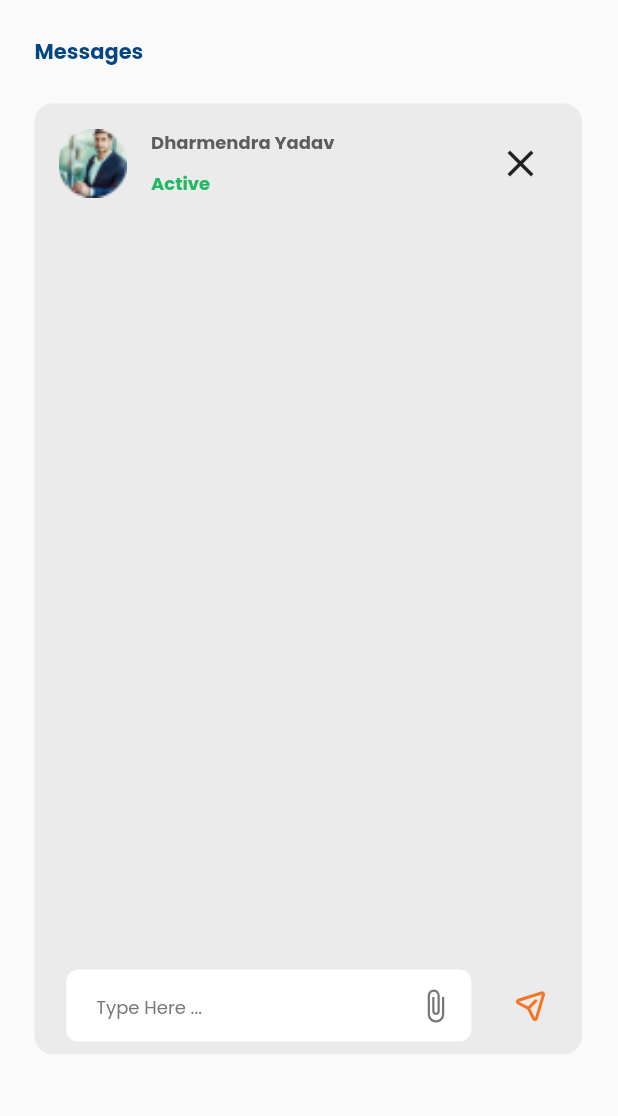
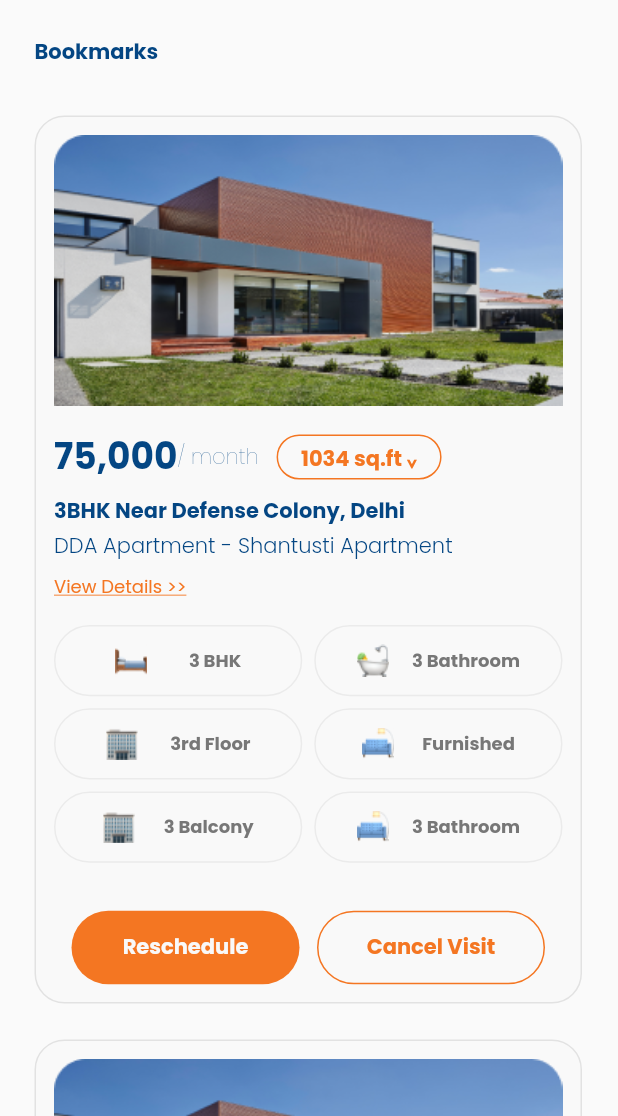
Before and after one commit to Bohemiaking/medecy, a Flutter app: the screen it shows after launch, on a phone screen of 412 x 824 dp, the part 120-1236 px from its top. Run offline on Flutter 3.47's test engine with Material 2 defaults, Android fonts, the phone set to English and light mode, and no system bars; our stand-ins replace flutter_svg, google_fonts.

Commit message:
created - bookmark-page

```diff
--- a/lib/constants/app_assets.dart
+++ b/lib/constants/app_assets.dart
@@ -10,4 +10,9 @@ class AppAssets {
   static const appBrandLogoSVG = "assets/appLogo-brand.svg";
   static const defUserIcon = "assets/images/defUserIcon.png";
   static const sendIcon = "assets/images/Paper_Plane.svg";
+  static const propertyImage = "assets/images/propertyImage.png";
+  static const bedIcon = "assets/images/bedIcon.png";
+  static const buildingIcon = "assets/images/buildingIcon.png";
+  static const bathtubIcon = "assets/images/bathtubIcon.png";
+  static const sofaIcon = "assets/images/sofaIcon.png";
 }
--- a/lib/constants/app_theme.dart
+++ b/lib/constants/app_theme.dart
@@ -11,5 +11,5 @@ textApp() {
 
 textMedium() {
   return const TextStyle(
-      color: Color(0xff777777), fontSize: 12);
+      color: Color(0xff777777), fontSize: 12,);
 }
--- a/lib/main.dart
+++ b/lib/main.dart
@@ -2,6 +2,7 @@ import 'package:flutter/material.dart';
 import 'package:rentaroof_agent/constants/app_constants.dart';
 import 'package:rentaroof_agent/constants/app_routes.dart';
 import 'package:rentaroof_agent/constants/app_theme.dart';
+import 'package:rentaroof_agent/views/bookmark_page.dart';
 import 'package:rentaroof_agent/views/message/chat_page.dart';
 
 void main() {
@@ -18,7 +19,7 @@ class MyApp extends StatelessWidget {
       title: AppConstants.appName,
       theme: appTheme(),
       debugShowCheckedModeBanner: false,
-      home: const ChatPage(),
+      home: const BookMarkPage(),
       routes: appRoutes(context),
     );
   }
--- /dev/null
+++ b/lib/views/base/buttons/app_button.dart
@@ -0,0 +1,50 @@
+// ignore_for_file: prefer_typing_uninitialized_variables, must_be_immutable
+
+import 'package:flutter/material.dart';
+import 'package:rentaroof_agent/constants/app_theme.dart';
+
+class AppButton extends StatelessWidget {
+  double height;
+  double width;
+  final onTap;
+  bool isColorFilled;
+  String txtdata;
+  AppButton(
+      {super.key,
+      required this.height,
+      required this.width,
+      this.onTap,
+      required this.isColorFilled,
+      required this.txtdata});
+
+  @override
+  Widget build(BuildContext context) {
+    return InkWell(
+      onTap: onTap,
+      child: Container(
+        height: height,
+        width: width,
+        decoration: BoxDecoration(
+            borderRadius: BorderRadius.circular(30),
+            color: isColorFilled
+                ? const Color(0xffF47622)
+                : const Color(0xfff9f9f9),
+            border: isColorFilled
+                ? null
+                : Border.all(color: const Color(0xffF47622), width: 1)),
+        child: Padding(
+          padding: const EdgeInsets.all(5.0),
+          child: Center(
+            child: Text(
+              txtdata,
+              style: textApp().copyWith(
+                  color: isColorFilled
+                      ? const Color(0xfff9f9f9)
+                      : const Color(0xffF47622)),
+            ),
+          ),
+        ),
+      ),
+    );
+  }
+}
--- /dev/null
+++ b/lib/views/base/buttons/app_image_button.dart
@@ -0,0 +1,40 @@
+// ignore_for_file: prefer_typing_uninitialized_variables
+
+import 'package:flutter/material.dart';
+import 'package:rentaroof_agent/constants/app_theme.dart';
+
+class ImageButton extends StatelessWidget {
+  final imageAsset;
+  final txtData;
+  final onTap;
+  const ImageButton({super.key, this.imageAsset, this.txtData, this.onTap});
+
+  @override
+  Widget build(BuildContext context) {
+    return InkWell(
+      onTap: onTap,
+      child: Container(
+        height: 55,
+        width: 140,
+        decoration: BoxDecoration(
+            color: const Color(0xfff9f9f9),
+            border: Border.all(color: const Color(0xffebebeb), width: 1),
+            borderRadius: BorderRadius.circular(30)),
+        child: Padding(
+          padding: const EdgeInsets.all(12.0),
+          child: Center(
+              child: Row(
+            mainAxisAlignment: MainAxisAlignment.spaceEvenly,
+            children: [
+              Image.asset(imageAsset),
+              Text(
+                txtData,
+                style: textMedium().copyWith(fontWeight: FontWeight.bold),
+              )
+            ],
+          )),
+        ),
+      ),
+    );
+  }
+}
--- /dev/null
+++ b/lib/views/bookmark_page.dart
@@ -0,0 +1,181 @@
+import 'package:flutter/material.dart';
+import 'package:rentaroof_agent/constants/app_assets.dart';
+import 'package:rentaroof_agent/constants/app_dimensions.dart';
+import 'package:rentaroof_agent/views/base/app_bar.dart';
+import 'package:rentaroof_agent/views/base/buttons/app_button.dart';
+import 'package:rentaroof_agent/views/base/buttons/app_image_button.dart';
+
+import '../constants/app_theme.dart';
+
+class BookMarkPage extends StatelessWidget {
+  const BookMarkPage({super.key});
+
+  static const route = 'bookmark';
+
+  @override
+  Widget build(BuildContext context) {
+    return Scaffold(
+      appBar: appBar(),
+      body: SafeArea(
+          child: SingleChildScrollView(
+        physics: const AlwaysScrollableScrollPhysics(),
+        child: Padding(
+          padding: const EdgeInsets.only(right: 24, left: 23),
+          child: Column(
+            crossAxisAlignment: CrossAxisAlignment.start,
+            children: [
+              const SizedBox(
+                height: 24,
+              ),
+              Text(
+                "Bookmarks",
+                style: textApp(),
+              ),
+              const SizedBox(
+                height: 32,
+              ),
+              ListView.builder(
+                  physics: const NeverScrollableScrollPhysics(),
+                  shrinkWrap: true,
+                  itemCount: 2,
+                  itemBuilder: ((context, index) {
+                    return bookmarkedContainer(context);
+                  }))
+            ],
+          ),
+        ),
+      )),
+    );
+  }
+
+  Widget bookmarkedContainer(context) {
+    return Column(
+      children: [
+        Container(
+          height: 592,
+          width: width(context) / 1,
+          decoration: BoxDecoration(
+              color: const Color(0xffF9F9F9),
+              borderRadius: BorderRadius.circular(20),
+              border: Border.all(color: const Color(0xffe2e2e2), width: 1)),
+          child: Padding(
+            padding: const EdgeInsets.all(12.0),
+            child: Column(
+              crossAxisAlignment: CrossAxisAlignment.start,
+              children: [
+                Image.asset(
+                  AppAssets.propertyImage,
+                  scale: 0.2,
+                ),
+                const SizedBox(
+                  height: 16,
+                ),
+                Row(
+                  crossAxisAlignment: CrossAxisAlignment.center,
+                  children: [
+                    Text(
+                      "75,000",
+                      style: textApp().copyWith(
+                          fontSize: 24.0, fontWeight: FontWeight.bold),
+                    ),
+                    Text("/ month",
+                        style: textApp().copyWith(fontWeight: FontWeight.w100)),
+                    const SizedBox(
+                      width: 12,
+                    ),
+                    AppButton(
+                        height: 30.0,
+                        width: 110,
+                        isColorFilled: false,
+                        txtdata: "1034 sq.ft ⌄")
+                  ],
+                ),
+                const SizedBox(
+                  height: 8,
+                ),
+                Text(
+                  "3BHK Near Defense Colony, Delhi",
+                  style: textApp(),
+                ),
+                const SizedBox(
+                  height: 2,
+                ),
+                Text(
+                  "DDA Apartment - Shantusti Apartment",
+                  style: textApp().copyWith(fontWeight: FontWeight.w300),
+                ),
+                const SizedBox(
+                  height: 8,
+                ),
+                Text(
+                  "View Details >>",
+                  style: textMedium().copyWith(
+                      color: const Color(0xfff47622),
+                      fontWeight: FontWeight.w400,
+                      decoration: TextDecoration.underline),
+                ),
+                const SizedBox(
+                  height: 16,
+                ),
+                GridView(
+                  physics: const NeverScrollableScrollPhysics(),
+                  shrinkWrap: true,
+                  gridDelegate: const SliverGridDelegateWithFixedCrossAxisCount(
+                      crossAxisCount: 2,
+                      crossAxisSpacing: 8,
+                      mainAxisSpacing: 8,
+                      mainAxisExtent: 47.5),
+                  children: const [
+                    ImageButton(
+                        imageAsset: AppAssets.bedIcon, txtData: "3 BHK"),
+                    ImageButton(
+                      imageAsset: AppAssets.bathtubIcon,
+                      txtData: "3 Bathroom",
+                    ),
+                    ImageButton(
+                      imageAsset: AppAssets.buildingIcon,
+                      txtData: "3rd Floor",
+                    ),
+                    ImageButton(
+                      imageAsset: AppAssets.sofaIcon,
+                      txtData: "Furnished",
+                    ),
+                    ImageButton(
+                      imageAsset: AppAssets.buildingIcon,
+                      txtData: "3 Balcony",
+                    ),
+                    ImageButton(
+                      imageAsset: AppAssets.sofaIcon,
+                      txtData: "3 Bathroom",
+                    ),
+                  ],
+                ),
+                const SizedBox(
+                  height: 32,
+                ),
+                Row(
+                  mainAxisAlignment: MainAxisAlignment.spaceEvenly,
+                  children: [
+                    AppButton(
+                        height: 49.0,
+                        width: 152.0,
+                        isColorFilled: true,
+                        txtdata: "Reschedule"),
+                    AppButton(
+                        height: 49.0,
+                        width: 152.0,
+                        isColorFilled: false,
+                        txtdata: "Cancel Visit"),
+                  ],
+                )
+              ],
+            ),
+          ),
+        ),
+        const SizedBox(
+          height: 24,
+        )
+      ],
+    );
+  }
+}
--- a/lib/views/message/chat_page.dart
+++ b/lib/views/message/chat_page.dart
@@ -113,7 +113,7 @@ class ChatPage extends StatelessWidget {
 
   Widget chatContent(context) {
     return Container(
-      height: height(context) / 1.67,
+      height: height(context) / 1.7,
     );
   }
 
@@ -124,12 +124,14 @@ class ChatPage extends StatelessWidget {
         Container(
           width: 270,
           decoration: BoxDecoration(
-              color: Colors.white, borderRadius: BorderRadius.circular(8)),
+              color: Colors.white,
+              borderRadius: BorderRadius.circular(8),
+              border: Border.all(color: const Color(0x26000000), width: 1)),
           child: TextFormField(
             textAlignVertical: TextAlignVertical.center,
             decoration: InputDecoration(
                 border: InputBorder.none,
-                contentPadding: EdgeInsets.only(right: 20, left: 20),
+                contentPadding: const EdgeInsets.only(right: 20, left: 20),
                 suffixIcon: IconButton(
                   onPressed: () {},
                   icon: const Icon(
```
Also changed, not shown: assets/images/bathtubIcon.png (added), assets/images/bathtubIcon.svg (added), assets/images/bedIcon.png (added), assets/images/bedIcon.svg (added), assets/images/buildingIcon.png (added), assets/images/buildingIcon.svg (added), assets/images/propertyImage.png (added), assets/images/sofaIcon.png (added), assets/images/sofaIcon.svg (added). Lines whose indentation alone changed are shown as unchanged.
